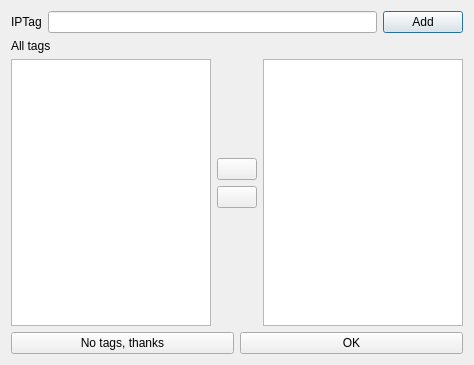
Before: the Qt Designer form galacteek/ui/forms/iptagsmanager.ui in pinnaculum/galacteek, drawn with Qt 5.
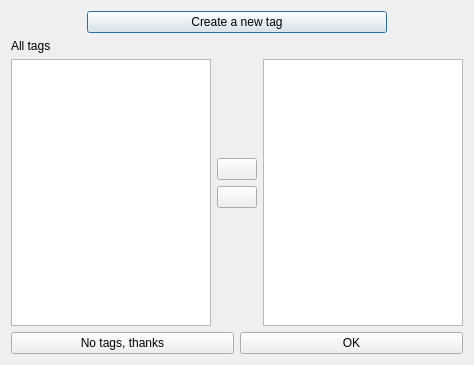
After: the same form once the commit is applied. Icons and pictures are not drawn.

Commit message:
Add a dialog to create tags
* Add a dialog to create tags
* Embed some new sounds
* moon3 theme: change QToolButton:checked

[deploy]

The edit to the form file:
```diff
--- a/galacteek/ui/forms/iptagsmanager.ui
+++ b/galacteek/ui/forms/iptagsmanager.ui
@@ -17,19 +17,18 @@
    <item>
     <layout class="QHBoxLayout" name="horizontalLayout_2">
      <item>
-      <widget class="QLabel" name="label">
-       <property name="text">
-        <string>IPTag</string>
+      <widget class="QPushButton" name="createTagButton">
+       <property name="maximumSize">
+        <size>
+         <width>300</width>
+         <height>16777215</height>
+        </size>
        </property>
-      </widget>
-     </item>
-     <item>
-      <widget class="QLineEdit" name="lineEditTag"/>
-     </item>
-     <item>
-      <widget class="QPushButton" name="addTagButton">
+       <property name="styleSheet">
+        <string notr="true">font: 13pt &quot;Segoe UI&quot;;</string>
+       </property>
        <property name="text">
-        <string>Add</string>
+        <string>Create a new tag</string>
        </property>
       </widget>
      </item>
```
Left out of the diff: 8 changed lines with no effect on the pictures. The commit also changes 33 other files.
